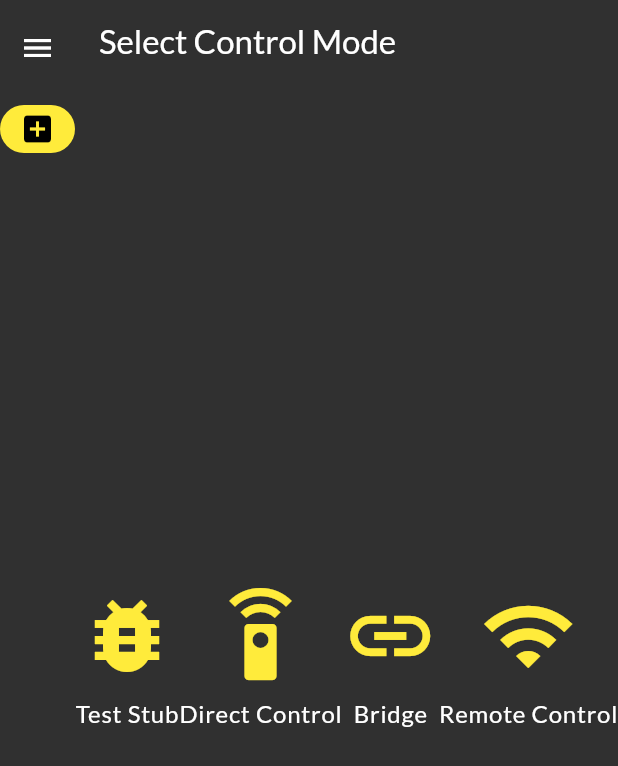
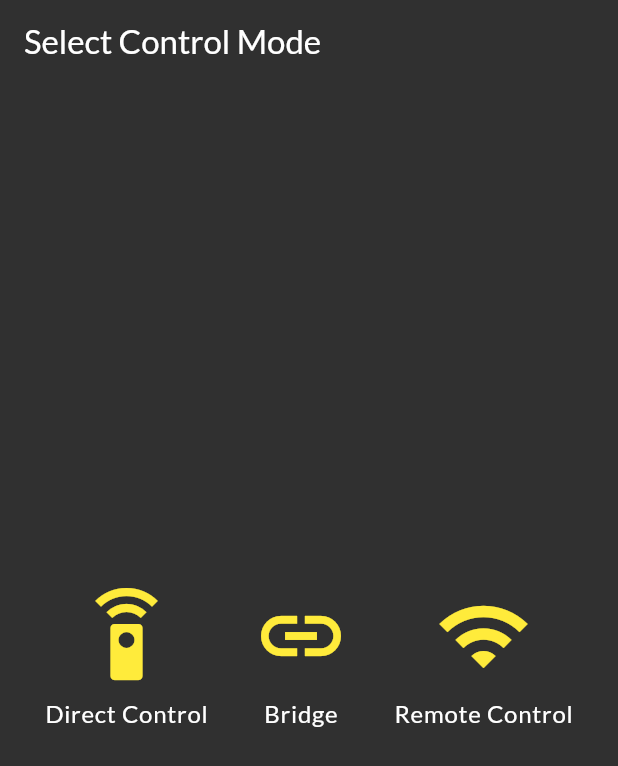
Before and after one commit to cinlay4details/r312, a Flutter app: the screen it shows after launch, on a phone screen of 412 x 824 dp. Shown: the top 766 px of the screen. Run offline on Flutter 3.47's test engine with Material 3 defaults, Android fonts, the phone set to English and light mode, and no system bars; our stand-ins replace bordered_text, flutter_svg, google_fonts, material_symbols_icons, web; missing offline and left inert: dart:js_interop, flutter_blue_classic, flutter_libserialport, hold_down_button, mqtt_client, serial.

Commit message:
remove multi-box mode

```diff
--- a/lib/main.dart
+++ b/lib/main.dart
@@ -1,6 +1,8 @@
 import 'package:flutter/material.dart';
 import 'package:google_fonts/google_fonts.dart';
 import 'package:r312/screens/box_picker.dart';
+
+const bool DEBUG = false; // Set this to false to hide the navigation
 
 void main() {
   runApp(const MyApp());
@@ -60,6 +62,7 @@ class _R312ScaffoldState extends State<R312Scaffold> {
       key: _scaffoldKey,
       body: Row(
         children: [
+          if (DEBUG) // Show navigation only if DEBUG is true
             SizedBox(
               width: 50, // Set width for NavigationRail
               child: NavigationRail(
--- a/lib/screens/box_picker.dart
+++ b/lib/screens/box_picker.dart
@@ -1,6 +1,4 @@
 import 'package:flutter/material.dart';
-import 'package:r312/models/u312_model_stub.dart';
-import 'package:r312/screens/box_twin_screen.dart';
 import 'package:r312/screens/bridge_wizard.dart';
 import 'package:r312/screens/direct_control_wizard.dart';
 import 'package:r312/screens/remote_control_wizard.dart';
@@ -17,19 +15,6 @@ class BoxPicker extends StatelessWidget {
         child: Row(
           mainAxisAlignment: MainAxisAlignment.spaceEvenly,
           children: [
-            _buildOption(
-              context,
-              icon: Icons.bug_report,
-              label: 'Test Stub',
-              onTap: () {
-                final model = U312ModelStub();
-                addPage({
-                  'title': 'Test Stub',
-                  'icon': Icons.bug_report,
-                  'widget': BoxTwinWidget(appState: model),
-                });
-              },
-            ),
             _buildOption(
               context,
               icon: Icons.settings_remote,
```
Lines whose indentation alone changed are shown as unchanged.
